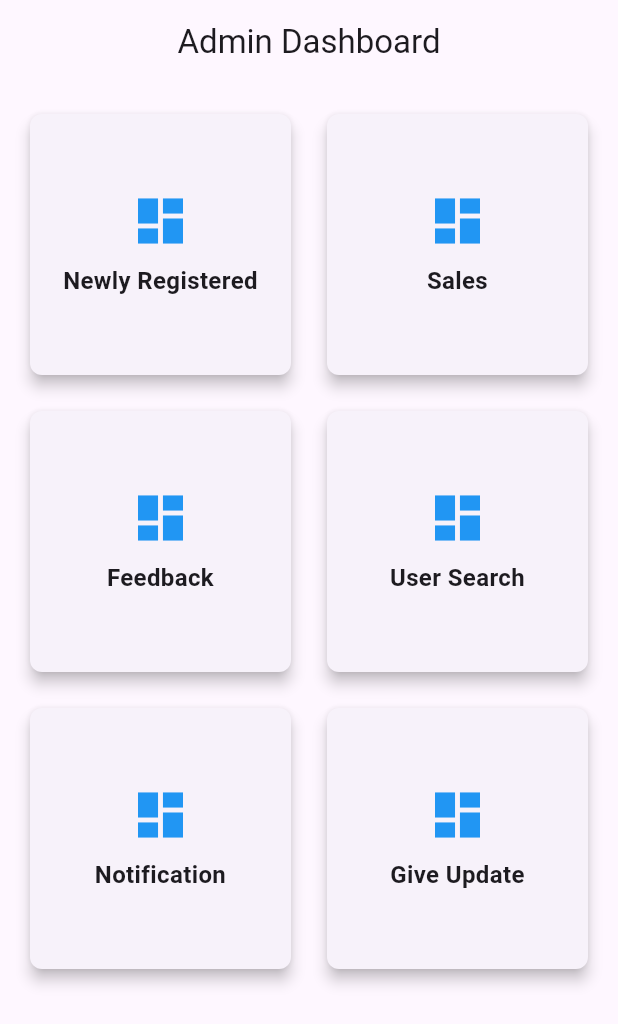
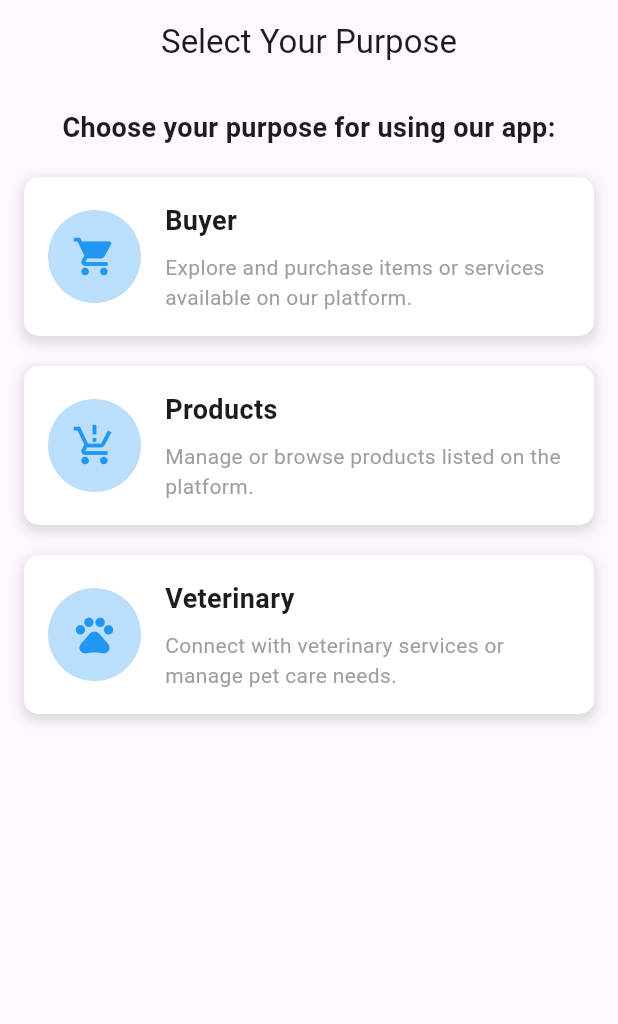
Before and after one commit to petapp80/pet, a Flutter app: the screen it shows after launch, on a phone screen of 412 x 824 dp. Shown: the top 1024 px of the screen. Run offline on Flutter 3.47's test engine with Material 3 defaults, Android fonts, the phone set to English and light mode, and no system bars; our stand-ins replace file_picker.

Commit message:
userscearch,newly registered,user select updated

```diff
--- a/Adoption/pet app/lib/main.dart
+++ b/Adoption/pet app/lib/main.dart
@@ -1,11 +1,11 @@
 import 'package:flutter/material.dart';
-import 'package:flutter_application_1/user/screens/adminScreen.dart';
+import 'package:flutter_application_1/user/screens/selectUser.dart';
 
 void main() {
   runApp(
     const MaterialApp(
       debugShowCheckedModeBanner: false,
-      home: AdminPage(),
+      home: SelectUser(),
     ),
   );
 }
--- a/Adoption/pet app/lib/user/screens/adminScreen.dart
+++ b/Adoption/pet app/lib/user/screens/adminScreen.dart
@@ -62,7 +62,7 @@ class _AdminPageState extends State<AdminPage> {
                   // If a page is specified for the tile, navigate to it
                   Navigator.push(
                     context,
-                    MaterialPageRoute(builder: (context) => pages[index]!),
+                    MaterialPageRoute(builder: (context) => pages[index]),
                   );
                 },
                 child: Padding(
--- a/Adoption/pet app/lib/user/screens/chatDetailScreen.dart
+++ b/Adoption/pet app/lib/user/screens/chatDetailScreen.dart
@@ -31,7 +31,6 @@ class _ChatDetailScreenState extends State<ChatDetailScreen> {
       // Get the file path
       String? filePath = result.files.single.path;
 
-      if (filePath != null) {
       setState(() {
         _filePath = filePath;
       });
@@ -39,11 +38,10 @@ class _ChatDetailScreenState extends State<ChatDetailScreen> {
       // Show snack bar
       ScaffoldMessenger.of(context).showSnackBar(
         SnackBar(
-            content: Text('Selected file: ${filePath.split('/').last}'),
+          content: Text('Selected file: ${filePath?.split('/').last}'),
           duration: const Duration(seconds: 1),
         ),
       );
-      }
     } else {
       // User canceled the picker
       ScaffoldMessenger.of(context).showSnackBar(
--- a/Adoption/pet app/lib/user/screens/newlyRegistered.dart
+++ b/Adoption/pet app/lib/user/screens/newlyRegistered.dart
@@ -34,10 +34,30 @@ class _NewlyRegisteredState extends State<NewlyRegistered> {
     {'name': 'Bella', 'description': 'A gentle cat with a calm temperament.'},
   ];
 
-  // Function to filter and search users or pets
+  // Mock data for newly added products
+  final List<Map<String, dynamic>> products = [
+    {'name': 'Dog Toy', 'description': 'A squeaky toy for playful puppies.'},
+    {'name': 'Cat Bed', 'description': 'A soft, cozy bed for your cat.'},
+    {'name': 'Pet Collar', 'description': 'Stylish and adjustable collar.'},
+    {'name': 'Fish Food', 'description': 'Nutritional feed for aquarium fish.'},
+  ];
+
+  // Function to filter and search users, pets, or products
   List<Map<String, dynamic>> get filteredItems {
-    List<Map<String, dynamic>> data =
-        selectedCategory == 'Users' ? users : pets;
+    List<Map<String, dynamic>> data;
+    switch (selectedCategory) {
+      case 'Users':
+        data = users;
+        break;
+      case 'Pets':
+        data = pets;
+        break;
+      case 'Products':
+        data = products;
+        break;
+      default:
+        data = [];
+    }
 
     // Apply search filtering
     if (searchQuery.isNotEmpty) {
@@ -70,9 +90,9 @@ class _NewlyRegisteredState extends State<NewlyRegistered> {
                     content: Column(
                       mainAxisSize: MainAxisSize.min,
                       children: [
-                        _filterOption('All'),
                         _filterOption('Users'),
                         _filterOption('Pets'),
+                        _filterOption('Products'),
                       ],
                     ),
                   );
@@ -86,7 +106,7 @@ class _NewlyRegisteredState extends State<NewlyRegistered> {
         padding: const EdgeInsets.all(8.0),
         child: Column(
           children: [
-            // Category switch (Users / Pets)
+            // Category switch (Users / Pets / Products)
             Row(
               mainAxisAlignment: MainAxisAlignment.spaceAround,
               children: [
@@ -105,6 +125,14 @@ class _NewlyRegisteredState extends State<NewlyRegistered> {
                     });
                   },
                   child: const Text('Pets'),
+                ),
+                ElevatedButton(
+                  onPressed: () {
+                    setState(() {
+                      selectedCategory = 'Products';
+                    });
+                  },
+                  child: const Text('Products'),
                 ),
               ],
             ),
@@ -127,7 +155,7 @@ class _NewlyRegisteredState extends State<NewlyRegistered> {
             ),
             const SizedBox(height: 10),
 
-            // Display filtered user or pet list
+            // Display filtered user, pet, or product list
             Expanded(
               child: filteredItems.isEmpty
                   ? const Center(child: Text('No items found.'))
@@ -149,8 +177,7 @@ class _NewlyRegisteredState extends State<NewlyRegistered> {
                                     name: item['name'] ?? 'No name',
                                     description:
                                         item['description'] ?? 'No description',
-                                    isUser: selectedCategory ==
-                                        'Users', // Passing the isUser flag
+                                    isUser: selectedCategory == 'Users',
                                   ),
                                 ),
                               );
@@ -172,11 +199,7 @@ class _NewlyRegisteredState extends State<NewlyRegistered> {
       title: Text(option),
       onTap: () {
         setState(() {
-          if (option == 'All') {
-            selectedCategory = 'Users';
-          } else {
-            selectedCategory = option;
-          }
+          selectedCategory = option;
         });
         Navigator.of(context).pop();
       },
--- /dev/null
+++ b/Adoption/pet app/lib/user/screens/selectuser.dart
@@ -0,0 +1,139 @@
+import 'package:flutter/material.dart';
+
+// Assuming you have a HomePage widget defined somewhere in your project
+import 'home.dart'; // Import your HomePage
+
+class SelectUser extends StatefulWidget {
+  const SelectUser({super.key});
+
+  @override
+  State<SelectUser> createState() => _SelectUserState();
+}
+
+class _SelectUserState extends State<SelectUser> {
+  void _navigateToPurpose(String purpose) {
+    if (purpose == 'Buyer') {
+      // Navigate to HomePage if Buyer is selected
+      Navigator.pushReplacement(
+        context,
+        MaterialPageRoute(builder: (context) => const HomePage()),
+      );
+    } else {
+      // Handle other purposes if needed
+      ScaffoldMessenger.of(context).showSnackBar(
+        SnackBar(content: Text('Selected: $purpose')),
+      );
+    }
+  }
+
+  @override
+  Widget build(BuildContext context) {
+    return Scaffold(
+      appBar: AppBar(
+        title: const Text('Select Your Purpose'),
+        centerTitle: true,
+      ),
+      body: SingleChildScrollView(
+        padding: const EdgeInsets.all(16.0),
+        child: Column(
+          crossAxisAlignment: CrossAxisAlignment.stretch,
+          children: [
+            const Text(
+              'Choose your purpose for using our app:',
+              style: TextStyle(
+                fontSize: 18,
+                fontWeight: FontWeight.bold,
+              ),
+              textAlign: TextAlign.center,
+            ),
+            const SizedBox(height: 20),
+            _purposeOption(
+              icon: Icons.shopping_cart,
+              title: 'Buyer',
+              description:
+                  'Explore and purchase items or services available on our platform.',
+              onTap: () => _navigateToPurpose('Buyer'),
+            ),
+            const SizedBox(height: 20),
+            _purposeOption(
+              icon: Icons.production_quantity_limits,
+              title: 'Products',
+              description: 'Manage or browse products listed on the platform.',
+              onTap: () => _navigateToPurpose('Products'),
+            ),
+            const SizedBox(height: 20),
+            _purposeOption(
+              icon: Icons.pets,
+              title: 'Veterinary',
+              description:
+                  'Connect with veterinary services or manage pet care needs.',
+              onTap: () => _navigateToPurpose('Veterinary'),
+            ),
+          ],
+        ),
+      ),
+    );
+  }
+
+  Widget _purposeOption({
+    required IconData icon,
+    required String title,
+    required String description,
+    required VoidCallback onTap,
+  }) {
+    return GestureDetector(
+      onTap: onTap,
+      child: Container(
+        padding: const EdgeInsets.all(16.0),
+        decoration: BoxDecoration(
+          color: Colors.white,
+          borderRadius: BorderRadius.circular(10),
+          boxShadow: [
+            BoxShadow(
+              color: Colors.grey.withOpacity(0.3),
+              spreadRadius: 2,
+              blurRadius: 5,
+              offset: const Offset(0, 3),
+            ),
+          ],
+        ),
+        child: Row(
+          children: [
+            Container(
+              padding: const EdgeInsets.all(16.0),
+              decoration: BoxDecoration(
+                shape: BoxShape.circle,
+                color: Colors.blue.shade100,
+              ),
+              child: Icon(
+                icon,
+                size: 30,
+                color: Colors.blue,
+              ),
+            ),
+            const SizedBox(width: 16),
+            Expanded(
+              child: Column(
+                crossAxisAlignment: CrossAxisAlignment.start,
+                children: [
+                  Text(
+                    title,
+                    style: const TextStyle(
+                      fontSize: 18,
+                      fontWeight: FontWeight.bold,
+                    ),
+                  ),
+                  const SizedBox(height: 8),
+                  Text(
+                    description,
+                    style: const TextStyle(fontSize: 14, color: Colors.grey),
+                  ),
+                ],
+              ),
+            ),
+          ],
+        ),
+      ),
+    );
+  }
+}
```
Also changed, not shown: Adoption/pet app/lib/user/screens/notificationScreen.dart (+3 -5 lines), Adoption/pet app/lib/user/screens/userEdit.dart (+17 -78 lines), Adoption/pet app/lib/user/screens/userSearch.dart (+76 -33 lines). Lines whose indentation alone changed are shown as unchanged.
